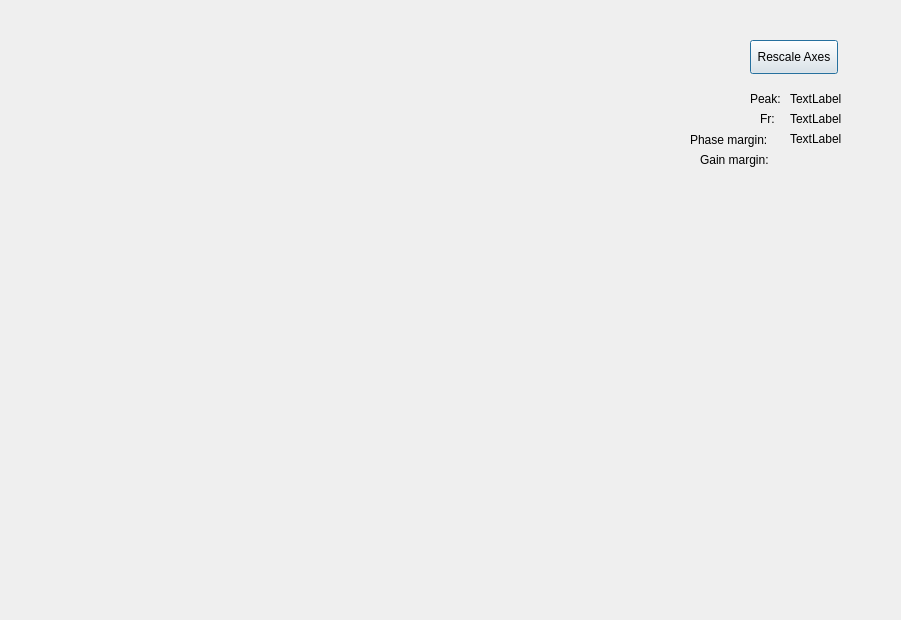
This is bodedialog.ui in SP2FET/MMM as Qt 5 draws it before an edit. The edited form follows.
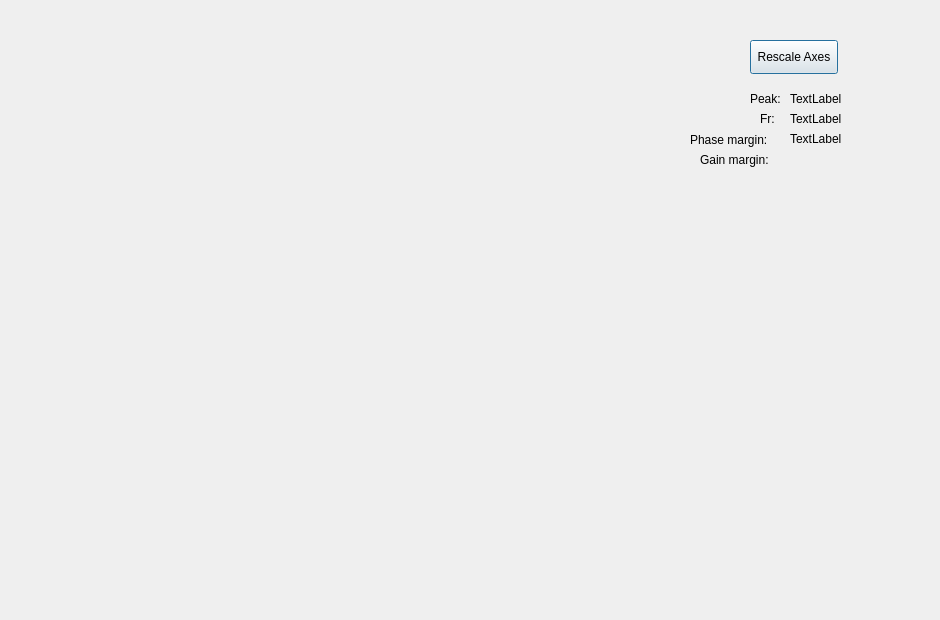
This is the edited form. Custom widgets are drawn as their Qt base class.

```diff
--- a/bodedialog.ui
+++ b/bodedialog.ui
@@ -6,7 +6,7 @@
    <rect>
     <x>0</x>
     <y>0</y>
-    <width>901</width>
+    <width>940</width>
     <height>620</height>
    </rect>
   </property>
@@ -54,7 +54,7 @@
     <rect>
      <x>790</x>
      <y>90</y>
-     <width>81</width>
+     <width>111</width>
      <height>18</height>
     </rect>
    </property>
@@ -80,7 +80,7 @@
     <rect>
      <x>790</x>
      <y>110</y>
-     <width>81</width>
+     <width>111</width>
      <height>18</height>
     </rect>
    </property>
@@ -119,7 +119,7 @@
     <rect>
      <x>790</x>
      <y>130</y>
-     <width>91</width>
+     <width>111</width>
      <height>18</height>
     </rect>
    </property>
@@ -132,7 +132,7 @@
     <rect>
      <x>790</x>
      <y>150</y>
-     <width>91</width>
+     <width>111</width>
      <height>18</height>
     </rect>
    </property>
```
